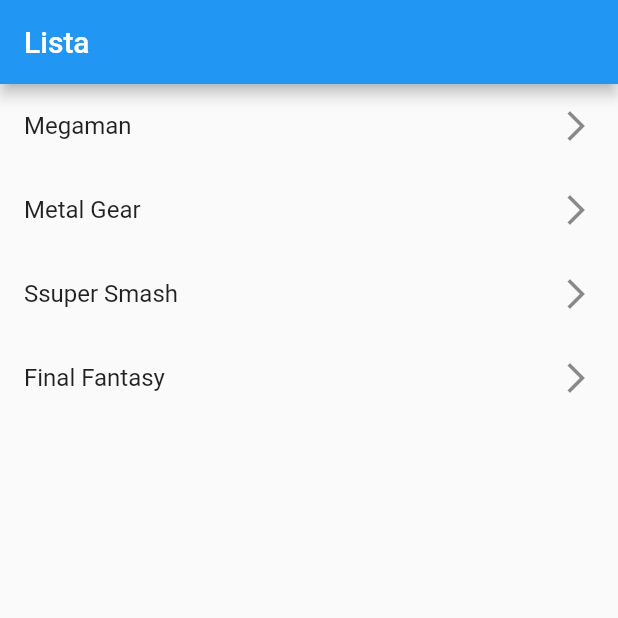
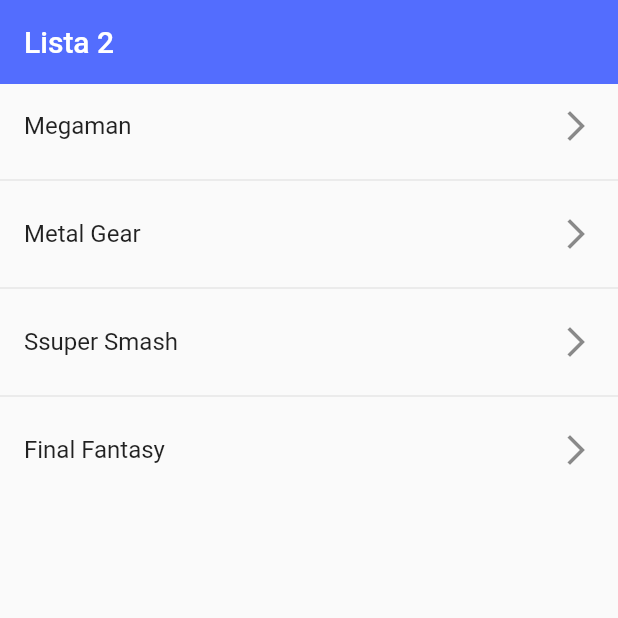
Before and after one commit to Jess2693/fl_components, a Flutter app: the screen it shows after launch, on a phone screen of 412 x 824 dp, the top half of it. Run offline on Flutter 3.47's test engine with Material 2 defaults, Android fonts, the phone set to English and light mode, and no system bars.

Commit message:
Listview2

```diff
--- a/lib/main.dart
+++ b/lib/main.dart
@@ -1,4 +1,4 @@
-import 'package:fl_components/screens/listview1_screen.dart';
+import 'package:fl_components/screens/listview2_screen.dart';
 import 'package:flutter/material.dart';
 
 void main() => runApp(const MyApp());
@@ -11,6 +11,6 @@ class MyApp extends StatelessWidget {
     return const MaterialApp(
         debugShowCheckedModeBanner: false,
         title: 'Material App',
-        home: Listview1Screen());
+        home: Listview2Screen());
   }
 }
--- /dev/null
+++ b/lib/screens/listview2_screen.dart
@@ -0,0 +1,34 @@
+import 'package:flutter/material.dart';
+
+class Listview2Screen extends StatelessWidget {
+  final options = const [
+    'Megaman',
+    'Metal Gear',
+    'Ssuper Smash',
+    'Final Fantasy'
+  ];
+  const Listview2Screen({Key? key}) : super(key: key);
+
+  @override
+  Widget build(BuildContext context) {
+    return Scaffold(
+        appBar: AppBar(
+          title: const Text('Lista 2'),
+          elevation: 0,
+          backgroundColor: Colors.indigoAccent,
+        ),
+        body: ListView.separated(
+            itemBuilder: (context, index) => ListTile(
+                  title: Text(
+                    options[index],
+                  ),
+                  trailing: const Icon(Icons.arrow_forward_ios_outlined),
+                  onTap: () {
+                    final game = options[index];
+                    print(game);
+                  },
+                ),
+            itemCount: options.length,
+            separatorBuilder: (_, __) => const Divider()));
+  }
+}
```
